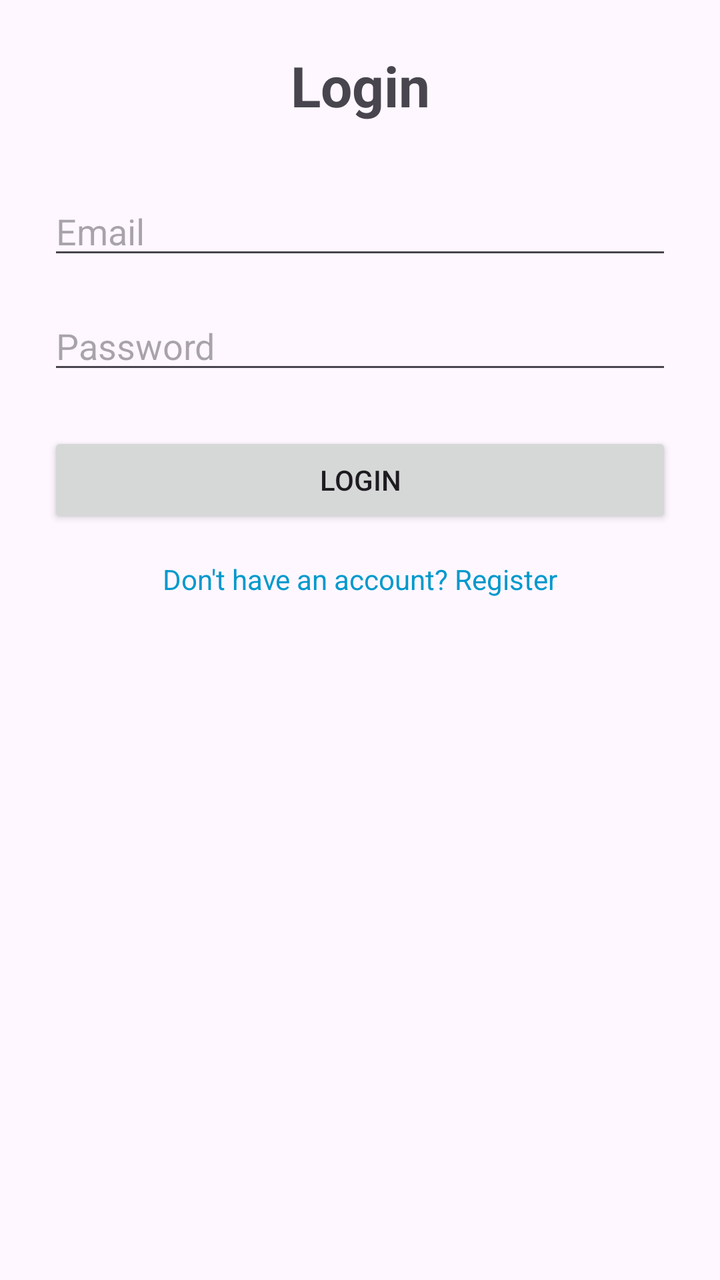
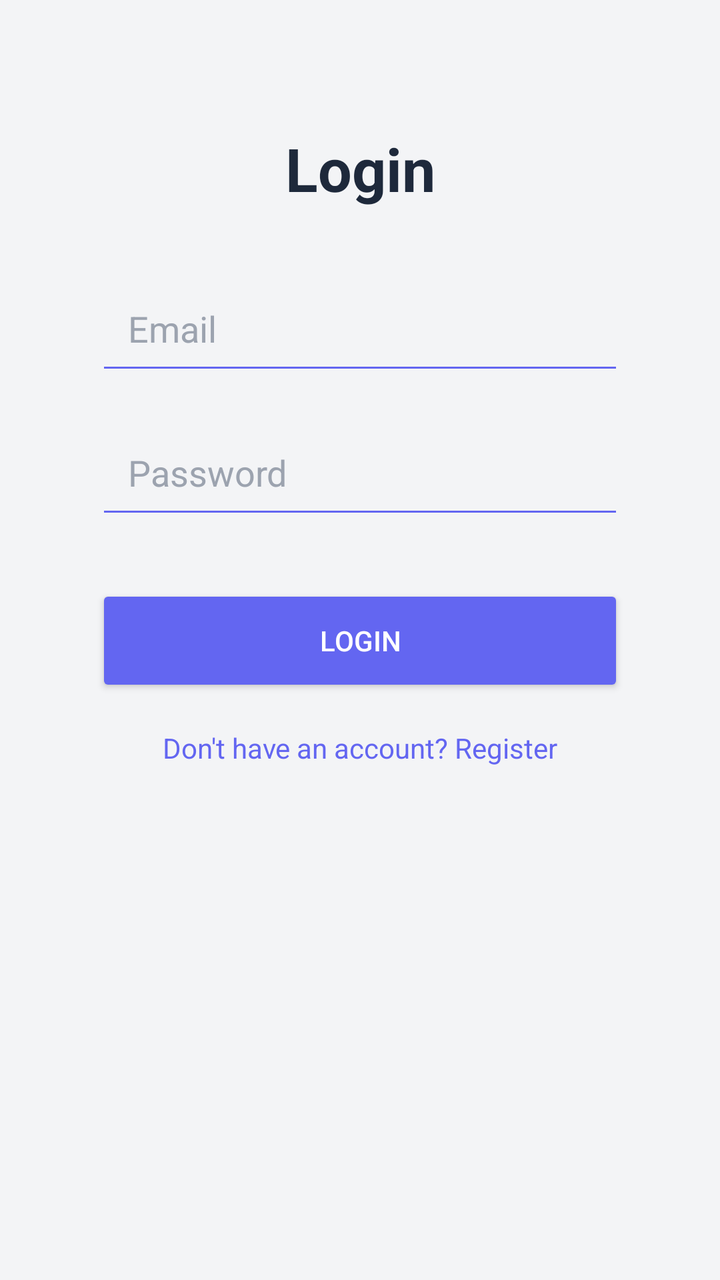

Screens rendered from an Android XML layout before and after an edit, with the pre-edit source and the edit as a unified diff.
<!-- AndroidManifest.xml: application theme Theme.Euchre -->
<!-- res/layout/activity_login.xml -->
<?xml version="1.0" encoding="utf-8"?>
<androidx.constraintlayout.widget.ConstraintLayout xmlns:android="http://schemas.android.com/apk/res/android"
    xmlns:app="http://schemas.android.com/apk/res-auto"
    android:id="@+id/main"
    android:layout_width="match_parent"
    android:layout_height="match_parent"
    android:padding="24dp">

    <TextView
        android:id="@+id/titleLogin"
        android:layout_width="wrap_content"
        android:layout_height="wrap_content"
        android:text="Login"
        android:textSize="28sp"
        android:textStyle="bold"
        app:layout_constraintTop_toTopOf="parent"
        app:layout_constraintStart_toStartOf="parent"
        app:layout_constraintEnd_toEndOf="parent" />

    <EditText
        android:id="@+id/editTextEmailLogin"
        android:layout_width="0dp"
        android:layout_height="wrap_content"
        android:hint="Email"
        android:inputType="textEmailAddress"
        app:layout_constraintTop_toBottomOf="@id/titleLogin"
        app:layout_constraintStart_toStartOf="parent"
        app:layout_constraintEnd_toEndOf="parent"
        android:layout_marginTop="32dp" />

    <EditText
        android:id="@+id/editTextPasswordLogin"
        android:layout_width="0dp"
        android:layout_height="wrap_content"
        android:hint="Password"
        android:inputType="textPassword"
        app:layout_constraintTop_toBottomOf="@id/editTextEmailLogin"
        app:layout_constraintStart_toStartOf="parent"
        app:layout_constraintEnd_toEndOf="parent"
        android:layout_marginTop="16dp" />

    <Button
        android:id="@+id/btnLogin"
        android:layout_width="0dp"
        android:layout_height="wrap_content"
        android:text="Login"
        app:layout_constraintTop_toBottomOf="@id/editTextPasswordLogin"
        app:layout_constraintStart_toStartOf="parent"
        app:layout_constraintEnd_toEndOf="parent"
        android:layout_marginTop="24dp" />

    <TextView
        android:id="@+id/tvGoToRegister"
        android:layout_width="wrap_content"
        android:layout_height="wrap_content"
        android:text="Don't have an account? Register"
        android:textColor="@android:color/holo_blue_dark"
        app:layout_constraintTop_toBottomOf="@id/btnLogin"
        app:layout_constraintStart_toStartOf="parent"
        app:layout_constraintEnd_toEndOf="parent"
        android:layout_marginTop="16dp" />

</androidx.constraintlayout.widget.ConstraintLayout>
<!-- resources referenced by this layout -->
<resources>
  <style name="Theme.Euchre" parent="Base.Theme.Euchre" />
  <style name="Base.Theme.Euchre" parent="Theme.Material3.DayNight.NoActionBar">
          
          
      </style>
</resources>

<!-- the commit's change to res/layout/activity_login.xml (unified diff, before → after) -->
@@ -1,9 +1,11 @@
 <?xml version="1.0" encoding="utf-8"?>
-<androidx.constraintlayout.widget.ConstraintLayout xmlns:android="http://schemas.android.com/apk/res/android"
+<androidx.constraintlayout.widget.ConstraintLayout
+    xmlns:android="http://schemas.android.com/apk/res/android"
     xmlns:app="http://schemas.android.com/apk/res-auto"
     android:id="@+id/main"
     android:layout_width="match_parent"
     android:layout_height="match_parent"
+    android:background="#F3F4F6"
     android:padding="24dp">
 
     <TextView
@@ -11,53 +13,69 @@
         android:layout_width="wrap_content"
         android:layout_height="wrap_content"
         android:text="Login"
-        android:textSize="28sp"
+        android:textSize="30sp"
         android:textStyle="bold"
+        android:textColor="#1E293B"
         app:layout_constraintTop_toTopOf="parent"
         app:layout_constraintStart_toStartOf="parent"
-        app:layout_constraintEnd_toEndOf="parent" />
+        app:layout_constraintEnd_toEndOf="parent"
+        android:layout_marginTop="40dp"/>
 
     <EditText
         android:id="@+id/editTextEmailLogin"
         android:layout_width="0dp"
-        android:layout_height="wrap_content"
+        android:layout_height="56dp"
+        android:layout_marginTop="32dp"
+        android:layout_marginHorizontal="24dp"
+        android:backgroundTint="#6366F1"
         android:hint="Email"
+        android:padding="16dp"
+        android:textColor="#111827"
+        android:textColorHint="#9CA3AF"
         android:inputType="textEmailAddress"
         app:layout_constraintTop_toBottomOf="@id/titleLogin"
         app:layout_constraintStart_toStartOf="parent"
-        app:layout_constraintEnd_toEndOf="parent"
-        android:layout_marginTop="32dp" />
+        app:layout_constraintEnd_toEndOf="parent"/>
 
     <EditText
         android:id="@+id/editTextPasswordLogin"
         android:layout_width="0dp"
-        android:layout_height="wrap_content"
+        android:layout_height="56dp"
+        android:layout_marginTop="16dp"
+        android:layout_marginHorizontal="24dp"
+        android:backgroundTint="#6366F1"
         android:hint="Password"
+        android:padding="16dp"
+        android:textColor="#111827"
+        android:textColorHint="#9CA3AF"
         android:inputType="textPassword"
         app:layout_constraintTop_toBottomOf="@id/editTextEmailLogin"
         app:layout_constraintStart_toStartOf="parent"
-        app:layout_constraintEnd_toEndOf="parent"
-        android:layout_marginTop="16dp" />
+        app:layout_constraintEnd_toEndOf="parent"/>
 
     <Button
         android:id="@+id/btnLogin"
         android:layout_width="0dp"
-        android:layout_height="wrap_content"
+        android:layout_height="56dp"
+        android:layout_marginTop="28dp"
+        android:layout_marginHorizontal="24dp"
         android:text="Login"
+        android:textColor="@android:color/white"
+        android:backgroundTint="#6366F1"
         app:layout_constraintTop_toBottomOf="@id/editTextPasswordLogin"
         app:layout_constraintStart_toStartOf="parent"
-        app:layout_constraintEnd_toEndOf="parent"
-        android:layout_marginTop="24dp" />
+        app:layout_constraintEnd_toEndOf="parent"/>
 
     <TextView
         android:id="@+id/tvGoToRegister"
         android:layout_width="wrap_content"
         android:layout_height="wrap_content"
         android:text="Don't have an account? Register"
-        android:textColor="@android:color/holo_blue_dark"
+        android:textColor="#6366F1"
+        android:textSize="14sp"
         app:layout_constraintTop_toBottomOf="@id/btnLogin"
         app:layout_constraintStart_toStartOf="parent"
         app:layout_constraintEnd_toEndOf="parent"
-        android:layout_marginTop="16dp" />
+        android:layout_marginTop="16dp"/>
 
 </androidx.constraintlayout.widget.ConstraintLayout>
